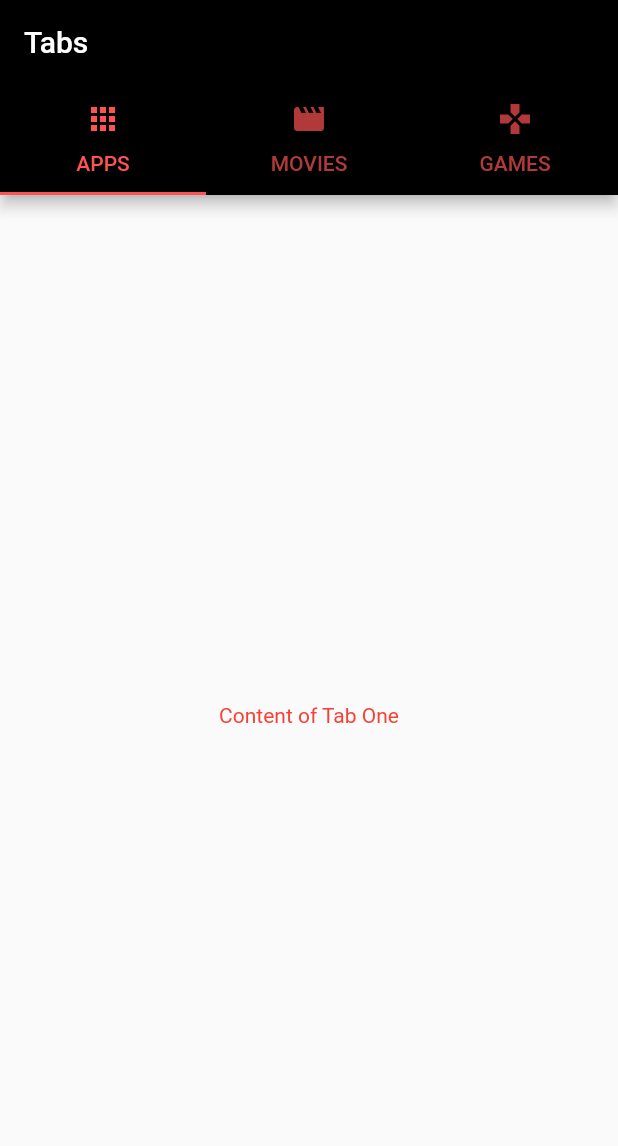
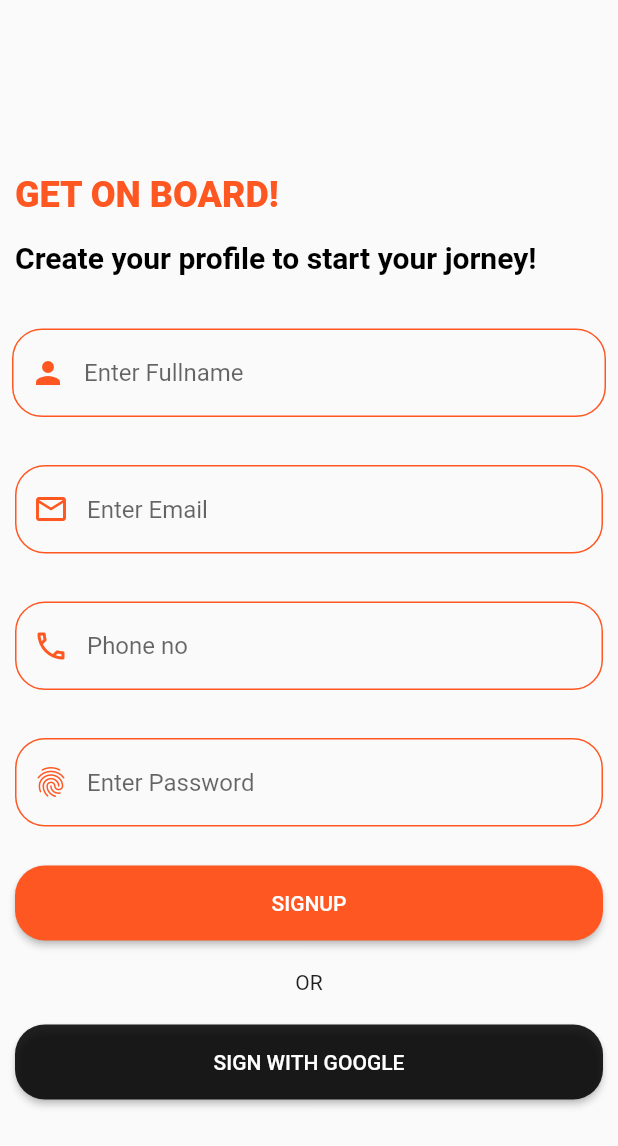
Before and after one commit to MrHTD/flutter_app, a Flutter app: the screen it shows after launch, on a phone screen of 412 x 824 dp. Shown: the top 1146 px of the screen. Run offline on Flutter 3.47's test engine with Material 2 defaults, Android fonts, the phone set to English and light mode, and no system bars.

Commit message:
make login page

```diff
--- a/lib/main.dart
+++ b/lib/main.dart
@@ -1,5 +1,3 @@
-// ignore_for_file: prefer_const_constructors
-
 import 'package:flutter/material.dart';
 
 void main() {
@@ -33,68 +31,206 @@ class MyApp extends StatelessWidget {
           // tested with just a hot reload.
           colorScheme: ColorScheme.fromSeed(seedColor: Colors.deepOrange),
           useMaterial3: true,
-      ),
-      home: MyHomePage(),
+          fontFamily: 'Raleway'),
+      home: const MyHomePage(),
     );
   }
 }
 
 class MyHomePage extends StatelessWidget {
+  const MyHomePage({super.key});
+
+  @override
   Widget build(BuildContext context) {
-    return MaterialApp(
+    return const MaterialApp(
       debugShowCheckedModeBanner: false,
-      home: DefaultTabController(
-        length: 3,
-        child: Scaffold(
-          appBar: AppBar(
-            bottom: const TabBar(
-              indicatorColor: Colors.redAccent,
-              labelColor: Colors.redAccent,
-              tabs: [
-                Tab(
-                    icon: Icon(Icons.apps),
-                    child: Align(
-                      alignment: Alignment.center,
-                      child: Text("APPS"),
-                    )),
-                Tab(
-                    icon: Icon(Icons.movie),
-                    child: Align(
-                      alignment: Alignment.center,
-                      child: Text("MOVIES"),
-                    )),
-                Tab(
-                    icon: Icon(Icons.games),
-                    child: Align(
-                      alignment: Alignment.center,
-                      child: Text("GAMES"),
-                    )),
-              ],
-            ),
-            title: const Text('Tabs'),
-            backgroundColor: Colors.black,
-          ),
-          body: const TabBarView(
-            children: [
-              Center(
-                  child: Text(
-                'Content of Tab One',
-                style: TextStyle(color: Colors.red),
-              )),
-              Center(
-                  child: Text(
-                'Content of Tab Two',
-                style: TextStyle(color: Colors.red),
-              )),
-              Center(
-                  child: Text(
-                'Content of Tab Three',
-                style: TextStyle(color: Colors.red),
-              )),
-            ],
-          ),
-        ),
+      title: "MyApp",
+      home: Scaffold(
+        resizeToAvoidBottomInset: false,
+        body: HomePage(),
       ),
     );
   }
 }
+
+class HomePage extends StatelessWidget {
+  const HomePage({super.key});
+
+  @override
+  Widget build(BuildContext context) {
+    return Column(
+      crossAxisAlignment: CrossAxisAlignment.start,
+      children: <Widget>[
+        const SizedBox(
+          height: 100,
+        ),
+        const Padding(
+          padding: EdgeInsets.symmetric(horizontal: 10, vertical: 16),
+          child: Text(
+            'GET ON BOARD!',
+            style: TextStyle(
+                fontSize: 24,
+                fontWeight: FontWeight.w900,
+                color: Colors.deepOrange),
+          ),
+        ),
+        const Padding(
+          padding: EdgeInsets.symmetric(horizontal: 10, vertical: 0),
+          child: Text(
+            'Create your profile to start your jorney!',
+            style: TextStyle(
+                fontSize: 20, fontWeight: FontWeight.w700, color: Colors.black),
+          ),
+        ),
+        //textbox
+        const SizedBox(
+          height: 20,
+        ),
+        Padding(
+          padding: const EdgeInsets.symmetric(horizontal: 8, vertical: 16),
+          child: TextField(
+            decoration: InputDecoration(
+              enabledBorder: OutlineInputBorder(
+                borderRadius: BorderRadius.circular(20.0),
+                borderSide:
+                    const BorderSide(color: Colors.deepOrange, width: 1),
+              ),
+              focusedBorder: OutlineInputBorder(
+                borderRadius: BorderRadius.circular(20.0),
+                borderSide: const BorderSide(
+                    width: 2,
+                    color: Colors
+                        .deepOrange), // Change the color to your desired color
+              ),
+              prefixIcon: const Icon(Icons.person),
+              prefixIconColor: Colors.deepOrange,
+              hintText: 'Enter Fullname',
+            ),
+            style: const TextStyle(color: Colors.deepOrange),
+            cursorColor: Colors.deepOrange,
+          ),
+        ),
+        Padding(
+          padding: const EdgeInsets.symmetric(horizontal: 10, vertical: 16),
+          child: TextField(
+            decoration: InputDecoration(
+              enabledBorder: OutlineInputBorder(
+                borderRadius: BorderRadius.circular(20.0),
+                borderSide:
+                    const BorderSide(color: Colors.deepOrange, width: 1),
+              ),
+              focusedBorder: OutlineInputBorder(
+                borderRadius: BorderRadius.circular(20.0),
+                borderSide: const BorderSide(
+                    width: 2,
+                    color: Colors
+                        .deepOrange), // Change the color to your desired color
+              ),
+              prefixIcon: const Icon(Icons.mail_outline_outlined),
+              prefixIconColor: Colors.deepOrange,
+              hintText: 'Enter Email',
+            ),
+            style: const TextStyle(color: Colors.deepOrange),
+            cursorColor: Colors.deepOrange,
+          ),
+        ),
+        Padding(
+          padding: const EdgeInsets.symmetric(horizontal: 10, vertical: 16),
+          child: TextField(
+            decoration: InputDecoration(
+              enabledBorder: OutlineInputBorder(
+                borderRadius: BorderRadius.circular(20.0),
+                borderSide:
+                    const BorderSide(color: Colors.deepOrange, width: 1),
+              ),
+              focusedBorder: OutlineInputBorder(
+                borderRadius: BorderRadius.circular(20.0),
+                borderSide: const BorderSide(
+                    width: 2,
+                    color: Colors
+                        .deepOrange), // Change the color to your desired color
+              ),
+              prefixIcon: const Icon(Icons.local_phone_outlined),
+              prefixIconColor: Colors.deepOrange,
+              hintText: 'Phone no',
+            ),
+            style: const TextStyle(color: Colors.deepOrange),
+            cursorColor: Colors.deepOrange,
+          ),
+        ),
+        Padding(
+          padding: const EdgeInsets.symmetric(horizontal: 10, vertical: 16),
+          child: TextField(
+            decoration: InputDecoration(
+              enabledBorder: OutlineInputBorder(
+                borderRadius: BorderRadius.circular(20.0),
+                borderSide:
+                    const BorderSide(color: Colors.deepOrange, width: 1),
+              ),
+              focusedBorder: OutlineInputBorder(
+                borderRadius: BorderRadius.circular(20.0),
+                borderSide: const BorderSide(
+                    width: 2,
+                    color: Colors
+                        .deepOrange), // Change the color to your desired color
+              ),
+              prefixIcon: const Icon(Icons.fingerprint_outlined),
+              prefixIconColor: Colors.deepOrange,
+              hintText: 'Enter Password',
+            ),
+            style: const TextStyle(color: Colors.deepOrange),
+            cursorColor: Colors.deepOrange,
+          ),
+        ),
+        Padding(
+          padding: const EdgeInsets.all(10),
+          child: SizedBox(
+            width: 100000, // Set your desired width
+            height: 50, // Set your desired height
+            child: ElevatedButton(
+              onPressed: () {}, // Empty callback
+              style: ElevatedButton.styleFrom(
+                backgroundColor: Colors.deepOrange,
+                shape: RoundedRectangleBorder(
+                    borderRadius: BorderRadius.circular(20.0)),
+                // Set the button's background color here
+              ),
+              child: const Text(
+                'SIGNUP',
+                style: TextStyle(
+                  color: Colors.white, // Set the text color here
+                ),
+              ),
+            ),
+          ),
+        ),
+        const Padding(
+          padding: EdgeInsets.all(10),
+          child: Center(child: Text("OR")),
+        ),
+        Padding(
+          padding: const EdgeInsets.all(10),
+          child: SizedBox(
+            width: 100000, // Set your desired width
+            height: 50, // Set your desired height
+            child: ElevatedButton(
+              onPressed: () {}, // Empty callback
+              style: ElevatedButton.styleFrom(
+                backgroundColor: Colors.black87,
+                shape: RoundedRectangleBorder(
+                    borderRadius: BorderRadius.circular(
+                        20.0)), // Set the button's background color here
+              ),
+              child: const Text(
+                'SIGN WITH GOOGLE',
+                style: TextStyle(
+                  color: Colors.white, // Set the text color here
+                ),
+              ),
+            ),
+          ),
+        ),
+      ],
+    );
+  }
+}
```
Lines whose indentation alone changed are shown as unchanged.
